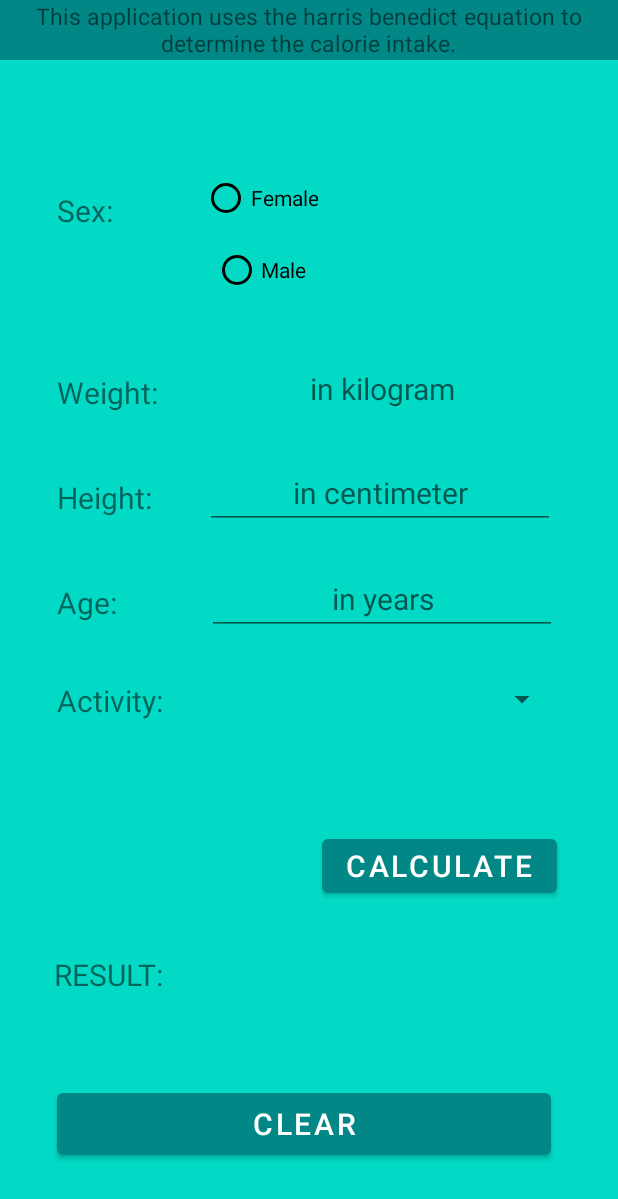
After one commit to kreazze/CaloSize_App, an Android app: the layout activity_calo_calc.xml on its own in the app's theme, with its tools: preview values and no code run, on a phone screen of 412 x 824 dp. The commit adds this screen. Shown: the top 1199 px of the screen. Run offline under Robolectric (Android 15) with nearby library versions, the phone set to English and light mode, and no system bars.

Commit message:
Calorie Calculator

```diff
--- a/app/src/main/java/com/example/loginapplication/MainActivity.java
+++ b/app/src/main/java/com/example/loginapplication/MainActivity.java
@@ -105,7 +105,7 @@ public class MainActivity extends AppCompatActivity {
 
 
 
-                        Intent intent = new Intent(MainActivity.this, HomePageActivity.class);
+                        Intent intent = new Intent(MainActivity.this, CalorieCalculator.class);
                         startActivity(intent);
 
 
--- /dev/null
+++ b/app/src/main/res/layout/activity_calo_calc.xml
@@ -0,0 +1,287 @@
+<?xml version="1.0" encoding="utf-8"?>
+<androidx.constraintlayout.widget.ConstraintLayout xmlns:android="http://schemas.android.com/apk/res/android"
+    xmlns:app="http://schemas.android.com/apk/res-auto"
+    xmlns:tools="http://schemas.android.com/tools"
+    android:layout_width="match_parent"
+    android:layout_height="match_parent"
+    android:background= "@color/teal_200"
+    app:errorEnabled="true"
+    tools:context=".MainActivity">
+
+    <TextView
+        android:id="@+id/info"
+        android:layout_width="414dp"
+        android:layout_height="40dp"
+        android:background="@color/teal_700"
+        android:text="@string/this_application_uses_the_harris_benedict_equation_to_determine_the_calorie_intake"
+        android:textAlignment="center"
+        android:textSize="15sp"
+        app:layout_constraintBottom_toBottomOf="parent"
+        app:layout_constraintEnd_toEndOf="parent"
+        app:layout_constraintHorizontal_bias="1.0"
+        app:layout_constraintStart_toStartOf="parent"
+        app:layout_constraintTop_toTopOf="parent"
+        app:layout_constraintVertical_bias="0.0"
+        android:layout_gravity="center_horizontal" />
+
+
+    <EditText
+        android:id="@+id/editWeight"
+        android:layout_width="wrap_content"
+        android:layout_height="wrap_content"
+        android:autofillHints="no"
+        android:ems="10"
+        android:hint="@string/in_kilogram"
+        android:inputType="number"
+        android:textAlignment="center"
+        android:textSize="20sp"
+        app:layout_constraintBottom_toBottomOf="parent"
+        app:layout_constraintEnd_toEndOf="parent"
+        app:layout_constraintHorizontal_bias="0.771"
+        app:layout_constraintStart_toStartOf="parent"
+        app:layout_constraintTop_toTopOf="parent"
+        app:layout_constraintVertical_bias="0.303"
+        android:layout_gravity="center_horizontal" />
+
+    <TextView
+        android:id="@+id/tvSex"
+        android:layout_width="wrap_content"
+        android:layout_height="wrap_content"
+        android:text="@string/sex"
+        android:textAlignment="center"
+        android:textSize="20sp"
+        app:layout_constraintBottom_toBottomOf="parent"
+        app:layout_constraintEnd_toEndOf="parent"
+        app:layout_constraintHorizontal_bias="0.101"
+        app:layout_constraintStart_toStartOf="parent"
+        app:layout_constraintTop_toTopOf="parent"
+        app:layout_constraintVertical_bias="0.159"
+        android:layout_gravity="center_horizontal" />
+
+    <TextView
+        android:id="@+id/tvActivity"
+        android:layout_width="wrap_content"
+        android:layout_height="wrap_content"
+        android:text="@string/activity"
+        android:textAlignment="center"
+        android:textSize="20sp"
+        app:layout_constraintBottom_toBottomOf="parent"
+        app:layout_constraintEnd_toEndOf="parent"
+        app:layout_constraintHorizontal_bias="0.111"
+        app:layout_constraintStart_toStartOf="parent"
+        app:layout_constraintTop_toTopOf="parent"
+        app:layout_constraintVertical_bias="0.569"
+        android:layout_gravity="center_horizontal" />
+
+    <RadioGroup
+        android:id="@+id/radioGroup"
+        android:layout_width="wrap_content"
+        android:layout_height="wrap_content"
+        app:layout_constraintBottom_toBottomOf="parent"
+        app:layout_constraintEnd_toEndOf="parent"
+        app:layout_constraintHorizontal_bias="0.402"
+        app:layout_constraintStart_toStartOf="parent"
+        app:layout_constraintTop_toTopOf="parent"
+        app:layout_constraintVertical_bias="0.148">
+
+        <RadioButton
+            android:id="@+id/radio_female"
+            android:layout_width="wrap_content"
+            android:layout_height="wrap_content"
+            android:clickable="true"
+            android:focusable="true"
+            android:text="@string/female"
+            android:textAlignment="center"
+            android:textSize="14sp"
+            app:buttonTint="@color/black"
+            android:layout_gravity="center_horizontal" />
+
+        <RadioButton
+            android:id="@+id/radio_male"
+            android:layout_width="wrap_content"
+            android:layout_height="wrap_content"
+            android:clickable="true"
+            android:focusable="true"
+            android:text="@string/male"
+            android:textAlignment="center"
+            android:textSize="14sp"
+            app:buttonTint="@color/black"
+            android:layout_gravity="center_horizontal" />
+
+    </RadioGroup>
+
+    <EditText
+        android:id="@+id/editAge"
+        android:layout_width="wrap_content"
+        android:layout_height="wrap_content"
+        android:autofillHints="no"
+        android:ems="10"
+        android:hint="@string/in_years"
+        android:inputType="number"
+        android:textAlignment="center"
+        android:textSize="20sp"
+        app:layout_constraintBottom_toBottomOf="parent"
+        app:layout_constraintEnd_toEndOf="parent"
+        app:layout_constraintHorizontal_bias="0.771"
+        app:layout_constraintStart_toStartOf="parent"
+        app:layout_constraintTop_toTopOf="parent"
+        app:layout_constraintVertical_bias="0.484"
+        android:layout_gravity="center_horizontal" />
+
+    <TextView
+        android:id="@+id/tvWeight"
+        android:layout_width="wrap_content"
+        android:layout_height="wrap_content"
+        android:text="@string/weight"
+        android:textAlignment="center"
+        android:textSize="20sp"
+        app:layout_constraintBottom_toBottomOf="parent"
+        app:layout_constraintEnd_toEndOf="parent"
+        app:layout_constraintHorizontal_bias="0.11"
+        app:layout_constraintStart_toStartOf="parent"
+        app:layout_constraintTop_toTopOf="parent"
+        app:layout_constraintVertical_bias="0.311"
+        android:layout_gravity="center_horizontal" />
+
+    <EditText
+        android:id="@+id/editHeight"
+        android:layout_width="wrap_content"
+        android:layout_height="wrap_content"
+        android:autofillHints="no"
+        android:ems="10"
+        android:hint="@string/in_centimeter"
+        android:inputType="number"
+        android:textAlignment="center"
+        android:textSize="20sp"
+        app:layout_constraintBottom_toBottomOf="parent"
+        app:layout_constraintEnd_toEndOf="parent"
+        app:layout_constraintHorizontal_bias="0.765"
+        app:layout_constraintStart_toStartOf="parent"
+        app:layout_constraintTop_toTopOf="parent"
+        app:layout_constraintVertical_bias="0.393"
+        android:layout_gravity="center_horizontal" />
+
+    <Spinner
+        android:id="@+id/spinner"
+        android:layout_width="237dp"
+        android:layout_height="28dp"
+        app:layout_constraintBottom_toBottomOf="parent"
+        app:layout_constraintEnd_toEndOf="parent"
+        app:layout_constraintHorizontal_bias="0.77"
+        app:layout_constraintStart_toStartOf="parent"
+        app:layout_constraintTop_toTopOf="parent"
+        app:layout_constraintVertical_bias="0.568" />
+
+    <TextView
+        android:id="@+id/tvAge"
+        android:layout_width="wrap_content"
+        android:layout_height="wrap_content"
+        android:text="@string/age"
+        android:textAlignment="center"
+        android:textSize="20sp"
+        app:layout_constraintBottom_toBottomOf="parent"
+        app:layout_constraintEnd_toEndOf="parent"
+        app:layout_constraintHorizontal_bias="0.102"
+        app:layout_constraintStart_toStartOf="parent"
+        app:layout_constraintTop_toTopOf="parent"
+        app:layout_constraintVertical_bias="0.487"
+        android:layout_gravity="center_horizontal" />
+
+    <TextView
+        android:id="@+id/tvHeight"
+        android:layout_width="wrap_content"
+        android:layout_height="wrap_content"
+        android:text="@string/height"
+        android:textAlignment="center"
+        android:textSize="20sp"
+        app:layout_constraintBottom_toBottomOf="parent"
+        app:layout_constraintEnd_toEndOf="parent"
+        app:layout_constraintHorizontal_bias="0.109"
+        app:layout_constraintStart_toStartOf="parent"
+        app:layout_constraintTop_toTopOf="parent"
+        app:layout_constraintVertical_bias="0.399"
+        android:layout_gravity="center_horizontal" />
+
+    <Button
+        android:id="@+id/button"
+        android:layout_width="wrap_content"
+        android:layout_height="wrap_content"
+        android:clickable="true"
+        android:focusable="true"
+        android:text="@string/calculate"
+        android:textAlignment="center"
+        android:textSize="20sp"
+        app:backgroundTint="@color/teal_700"
+        app:layout_constraintBottom_toBottomOf="parent"
+        app:layout_constraintEnd_toEndOf="parent"
+        app:layout_constraintHorizontal_bias="0.841"
+        app:layout_constraintStart_toStartOf="parent"
+        app:layout_constraintTop_toTopOf="parent"
+        app:layout_constraintVertical_bias="0.713"
+        android:layout_gravity="center_horizontal" />
+
+    <TextView
+        android:id="@+id/tvResult"
+        android:layout_width="wrap_content"
+        android:layout_height="wrap_content"
+        android:text="@string/result"
+        android:textAlignment="center"
+        android:textSize="20sp"
+        app:layout_constraintBottom_toBottomOf="parent"
+        app:layout_constraintEnd_toEndOf="parent"
+        app:layout_constraintHorizontal_bias="0.106"
+        app:layout_constraintStart_toStartOf="parent"
+        app:layout_constraintTop_toTopOf="parent"
+        app:layout_constraintVertical_bias="0.798"
+        android:layout_gravity="center_horizontal" />
+
+    <TextView
+        android:id="@+id/label"
+        android:layout_width="wrap_content"
+        android:layout_height="wrap_content"
+        android:text="@string/label"
+        android:textAlignment="center"
+        android:textSize="20sp"
+        android:visibility="invisible"
+        app:layout_constraintBottom_toBottomOf="parent"
+        app:layout_constraintEnd_toEndOf="parent"
+        app:layout_constraintHorizontal_bias="0.657"
+        app:layout_constraintStart_toStartOf="parent"
+        app:layout_constraintTop_toTopOf="parent"
+        app:layout_constraintVertical_bias="0.798"
+        android:layout_gravity="center_horizontal" />
+
+    <TextView
+        android:id="@+id/tVShow"
+        android:layout_width="wrap_content"
+        android:layout_height="wrap_content"
+        android:textAlignment="center"
+        android:textSize="20sp"
+        app:layout_constraintBottom_toBottomOf="parent"
+        app:layout_constraintEnd_toEndOf="parent"
+        app:layout_constraintHorizontal_bias="0.352"
+        app:layout_constraintStart_toStartOf="parent"
+        app:layout_constraintTop_toTopOf="parent"
+        app:layout_constraintVertical_bias="0.798"
+        android:layout_gravity="center_horizontal" />
+
+    <Button
+        android:id="@+id/clear_text"
+        android:layout_width="329dp"
+        android:layout_height="53dp"
+        android:layout_gravity="center_horizontal"
+        android:clickable="true"
+        android:focusable="true"
+        android:text="@string/clear"
+        android:textAlignment="center"
+        android:textSize="20sp"
+        app:backgroundTint="@color/teal_700"
+        app:layout_constraintBottom_toBottomOf="parent"
+        app:layout_constraintEnd_toEndOf="parent"
+        app:layout_constraintHorizontal_bias="0.463"
+        app:layout_constraintStart_toStartOf="parent"
+        app:layout_constraintTop_toTopOf="parent"
+        app:layout_constraintVertical_bias="0.938" />
+
+
+</androidx.constraintlayout.widget.ConstraintLayout>
--- a/app/src/main/res/values/strings.xml
+++ b/app/src/main/res/values/strings.xml
@@ -1,4 +1,30 @@
 <resources>
     <string name="app_name">LoginApplication</string>
     <string name="enter_name">Enter Name</string>
+
+    <string name="section_name">CaloSize</string>
+    <string name="sex">Sex:</string>
+    <string name="female">Female</string>
+    <string name="male">Male</string>
+    <string name="weight">Weight:</string>
+    <string name="in_kilogram">in kilogram</string>
+    <string name="height">Height:</string>
+    <string name="in_centimeter">in centimeter</string>
+    <string name="age">Age:</string>
+    <string name="in_years">in years</string>
+    <string name="activity">Activity:</string>
+    <string name="calculate">CALCULATE</string>
+    <string name="clear">CLEAR</string>
+    <string name="result">RESULT:</string>
+    <string name="this_application_uses_the_harris_benedict_equation_to_determine_the_calorie_intake">This application uses the harris benedict equation to determine the calorie intake.</string>
+    <string name="label">calorie per day</string>
+
+    <string-array name="activity">
+        <item>Please Select an Item</item>
+        <item>Sedentary (little or no exercise)</item>
+        <item>Lightly active (light exercise or sports)</item>
+        <item>Moderately active (moderate exercise or sports)</item>
+        <item>Very active (hard exercise or sports)</item>
+        <item>Extra active (very hard exercise or sports and physical job)</item>
+    </string-array>
 </resources>
```
Also changed, not shown: app/src/main/java/com/example/loginapplication/CalorieCalculator.java (added, +221 -0 lines).
